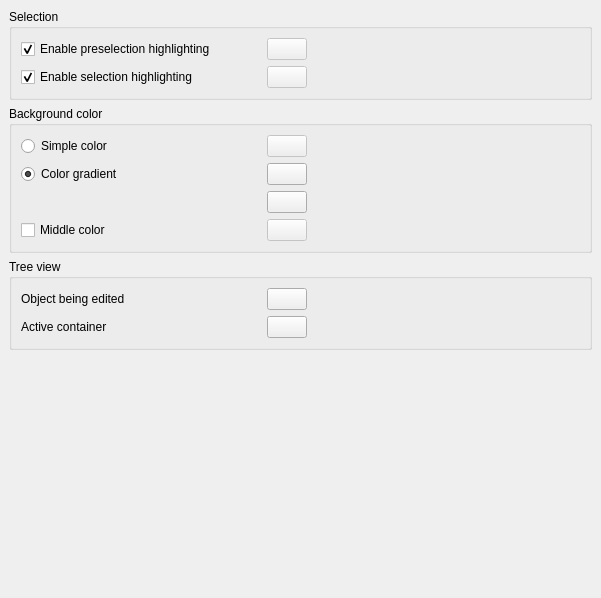
southseact-3d/fcd, file src/Gui/DlgSettingsViewColor.ui: the form before one commit.
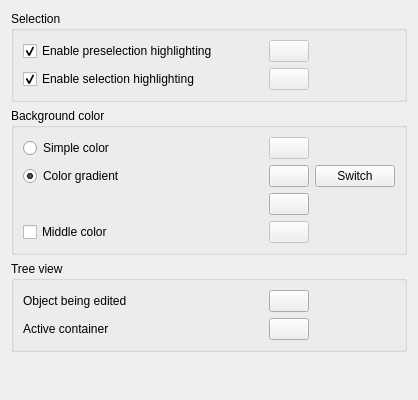
The form after the commit. Custom widgets are drawn as their Qt base class.

Commit message:
[Gui] preferences: add button to switch gradient colors
- when finding a suitable background color gradient, it is annoying that there is no button to switch the begin/end color of the gradient. With the button one can quickly see the the changes and find a suitable gradient much quicker

What changed in the file:
```diff
--- a/src/Gui/DlgSettingsViewColor.ui
+++ b/src/Gui/DlgSettingsViewColor.ui
@@ -6,30 +6,15 @@
    <rect>
     <x>0</x>
     <y>0</y>
-    <width>601</width>
-    <height>598</height>
+    <width>405</width>
+    <height>400</height>
    </rect>
   </property>
   <property name="windowTitle">
    <string>Colors</string>
   </property>
-  <layout class="QGridLayout">
-   <property name="leftMargin">
-    <number>9</number>
-   </property>
-   <property name="topMargin">
-    <number>9</number>
-   </property>
-   <property name="rightMargin">
-    <number>9</number>
-   </property>
-   <property name="bottomMargin">
-    <number>9</number>
-   </property>
-   <property name="spacing">
-    <number>6</number>
-   </property>
-   <item row="0" column="0">
+  <layout class="QVBoxLayout" name="verticalLayout">
+   <item>
     <widget class="QGroupBox" name="groupBoxSelection">
      <property name="title">
       <string>Selection</string>
@@ -163,9 +148,9 @@
           </property>
          </widget>
         </item>
-        </layout>
+       </layout>
       </item>
-     <item row="0" column="1">
+      <item row="0" column="1">
        <spacer name="spacer_4">
         <property name="orientation">
          <enum>Qt::Horizontal</enum>
@@ -178,10 +163,10 @@
         </property>
        </spacer>
       </item>
-      </layout>
+     </layout>
     </widget>
    </item>
-   <item row="1" column="0">
+   <item>
     <widget class="QGroupBox" name="groupBoxColor">
      <property name="toolTip">
       <string>Background color for the model view</string>
@@ -244,7 +229,7 @@
           </property>
          </widget>
         </item>
-       <item row="0" column="1">
+        <item row="0" column="3">
          <widget class="Gui::PrefColorButton" name="SelectionColor_Background">
           <property name="enabled">
            <bool>false</bool>
@@ -295,7 +280,7 @@
           </property>
          </widget>
         </item>
-        <item row="1" column="1">
+        <item row="1" column="3">
          <widget class="Gui::PrefColorButton" name="backgroundColorFrom">
           <property name="toolTip">
            <string>Top color</string>
@@ -318,23 +303,30 @@
           </property>
          </widget>
         </item>
+        <item row="1" column="4">
+         <widget class="QPushButton" name="SwitchGradientColors">
+          <property name="toolTip">
+           <string>Switches the colors of the gradient</string>
+          </property>
+          <property name="text">
+           <string>Switch</string>
+          </property>
+         </widget>
+        </item>
         <item row="2" column="0">
          <spacer name="spacer_2">
           <property name="orientation">
            <enum>Qt::Horizontal</enum>
           </property>
-          <property name="sizeType">
-           <enum>QSizePolicy::Minimum</enum>
-          </property>
           <property name="sizeHint" stdset="0">
            <size>
-            <width>171</width>
+            <width>40</width>
             <height>20</height>
            </size>
           </property>
          </spacer>
         </item>
-        <item row="2" column="1">
+        <item row="2" column="3">
          <widget class="Gui::PrefColorButton" name="backgroundColorTo">
           <property name="toolTip">
            <string>Bottom color</string>
@@ -357,7 +349,7 @@
           </property>
          </widget>
         </item>
-        <item row="3" column="0">
+        <item row="6" column="0">
          <widget class="Gui::PrefCheckBox" name="checkMidColor">
           <property name="toolTip">
            <string>Color gradient will get selected color as middle color</string>
@@ -373,7 +365,7 @@
           </property>
          </widget>
         </item>
-        <item row="3" column="1">
+        <item row="6" column="3">
          <widget class="Gui::PrefColorButton" name="backgroundColorMid">
           <property name="enabled">
            <bool>false</bool>
@@ -399,9 +391,9 @@
           </property>
          </widget>
         </item>
-        </layout>
+       </layout>
       </item>
-     <item row="0" column="1">
+      <item row="0" column="1">
        <spacer name="spacer">
         <property name="orientation">
          <enum>Qt::Horizontal</enum>
@@ -414,10 +406,10 @@
         </property>
        </spacer>
       </item>
-      </layout>
+     </layout>
     </widget>
    </item>
-   <item row="2" column="0">
+   <item>
     <widget class="QGroupBox" name="groupBoxTree">
      <property name="title">
       <string>Tree view</string>
@@ -532,7 +524,7 @@
         </item>
        </layout>
       </item>
-     <item row="0" column="1">
+      <item row="0" column="1">
        <spacer name="spacer_5">
         <property name="orientation">
          <enum>Qt::Horizontal</enum>
@@ -545,10 +537,10 @@
         </property>
        </spacer>
       </item>
-      </layout>
+     </layout>
     </widget>
    </item>
-   <item row="3" column="0">
+   <item>
     <spacer name="spacer_3">
      <property name="orientation">
       <enum>Qt::Vertical</enum>
@@ -556,7 +548,7 @@
      <property name="sizeHint" stdset="0">
       <size>
        <width>20</width>
-       <height>40</height>
+       <height>20</height>
       </size>
      </property>
     </spacer>
@@ -584,11 +576,6 @@
    <extends>QCheckBox</extends>
    <header>Gui/PrefWidgets.h</header>
   </customwidget>
-  <customwidget>
-   <class>Gui::PrefDoubleSpinBox</class>
-   <extends>QDoubleSpinBox</extends>
-   <header>Gui/PrefWidgets.h</header>
-  </customwidget>
  </customwidgets>
  <tabstops>
   <tabstop>checkBoxPreselection</tabstop>
```
Left out of the diff: 20 changed lines with no effect on the pictures. The commit also changes 2 other files.
